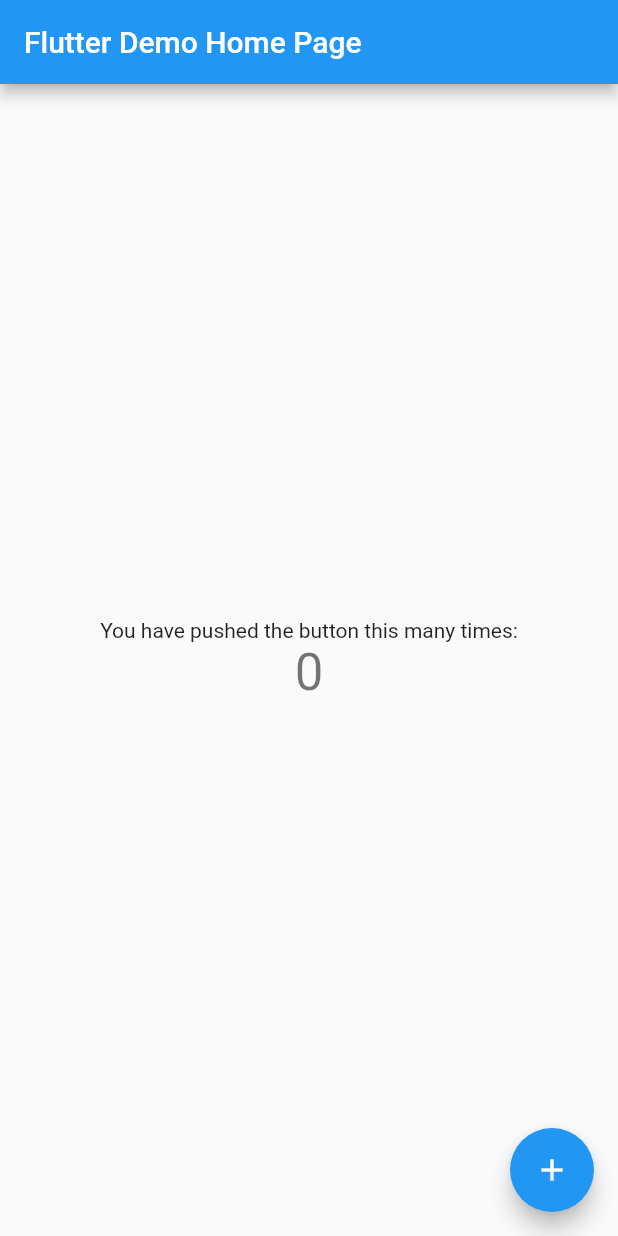
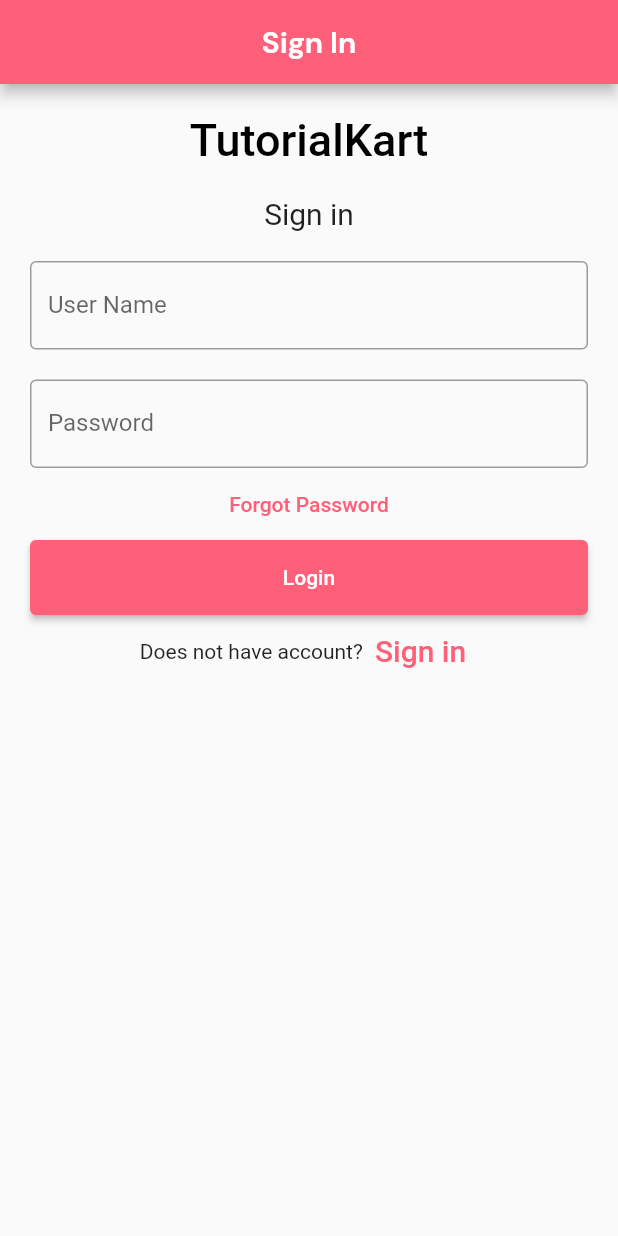
Before and after one commit to 5Gs-Hackrift/ActiveGO, a Flutter app: the screen it shows after launch, on a phone screen of 412 x 824 dp. Run offline on Flutter 3.47's test engine with Material 2 defaults, Android fonts, the phone set to English and light mode, and no system bars.

Commit message:
Add in signin_login
Not yet completed

```diff
--- a/lib/main.dart
+++ b/lib/main.dart
@@ -1,4 +1,6 @@
 import 'package:flutter/material.dart';
+import 'color_builder.dart';
+import 'signin_login.dart';
 
 void main() {
   runApp(const MyApp());
@@ -10,6 +12,9 @@
   // This widget is the root of your application.
   @override
   Widget build(BuildContext context) {
+    final ButtonStyle style = TextButton.styleFrom(
+      foregroundColor: Theme.of(context).colorScheme.onPrimary,
+    );
     return MaterialApp(
       title: 'Flutter Demo',
       theme: ThemeData(
@@ -22,9 +27,15 @@
         // or simply save your changes to "hot reload" in a Flutter IDE).
         // Notice that the counter didn't reset back to zero; the application
         // is not restarted.
-        primarySwatch: Colors.blue,
+        primarySwatch: ColorBuilder.buildMaterialColor(const Color(0xFFFF6079)),
       ),
-      home: const MyHomePage(title: 'Flutter Demo Home Page'),
+      home: Scaffold(
+          appBar: AppBar(
+              title: const Text('Sign In',
+                  style: TextStyle(
+                      fontFamily: 'DMSans', fontWeight: FontWeight.bold)),
+              centerTitle: true),
+          body: const SignIn()),
     );
   }
 }
--- /dev/null
+++ b/lib/signin_login.dart
@@ -0,0 +1,94 @@
+import 'package:flutter/material.dart';
+
+class SignIn extends StatefulWidget {
+  const SignIn({Key? key}) : super(key: key);
+
+  @override
+  State<SignIn> createState() => _SignIn();
+}
+
+class _SignIn extends State<SignIn> {
+  TextEditingController nameController = TextEditingController();
+  TextEditingController passwordController = TextEditingController();
+
+  @override
+  Widget build(BuildContext context) {
+    return Padding(
+        padding: const EdgeInsets.all(10),
+        child: ListView(
+          children: <Widget>[
+            Container(
+                alignment: Alignment.center,
+                padding: const EdgeInsets.all(10),
+                child: const Text(
+                  'TutorialKart',
+                  style: TextStyle(
+                      color: Colors.black,
+                      fontWeight: FontWeight.w500,
+                      fontSize: 30),
+                )),
+            Container(
+                alignment: Alignment.center,
+                padding: const EdgeInsets.all(10),
+                child: const Text(
+                  'Sign in',
+                  style: TextStyle(fontSize: 20),
+                )),
+            Container(
+              padding: const EdgeInsets.all(10),
+              child: TextField(
+                controller: nameController,
+                decoration: const InputDecoration(
+                  border: OutlineInputBorder(),
+                  labelText: 'User Name',
+                ),
+              ),
+            ),
+            Container(
+              padding: const EdgeInsets.fromLTRB(10, 10, 10, 0),
+              child: TextField(
+                obscureText: true,
+                controller: passwordController,
+                decoration: const InputDecoration(
+                  border: OutlineInputBorder(),
+                  labelText: 'Password',
+                ),
+              ),
+            ),
+            TextButton(
+              onPressed: () {
+                //forgot password screen
+              },
+              child: const Text(
+                'Forgot Password',
+              ),
+            ),
+            Container(
+                height: 50,
+                padding: const EdgeInsets.fromLTRB(10, 0, 10, 0),
+                child: ElevatedButton(
+                  child: const Text('Login'),
+                  onPressed: () {
+                    print(nameController.text);
+                    print(passwordController.text);
+                  },
+                )),
+            Row(
+              children: <Widget>[
+                const Text('Does not have account?'),
+                TextButton(
+                  child: const Text(
+                    'Sign in',
+                    style: TextStyle(fontSize: 20),
+                  ),
+                  onPressed: () {
+                    //signup screen
+                  },
+                )
+              ],
+              mainAxisAlignment: MainAxisAlignment.center,
+            ),
+          ],
+        ));
+  }
+}
```
